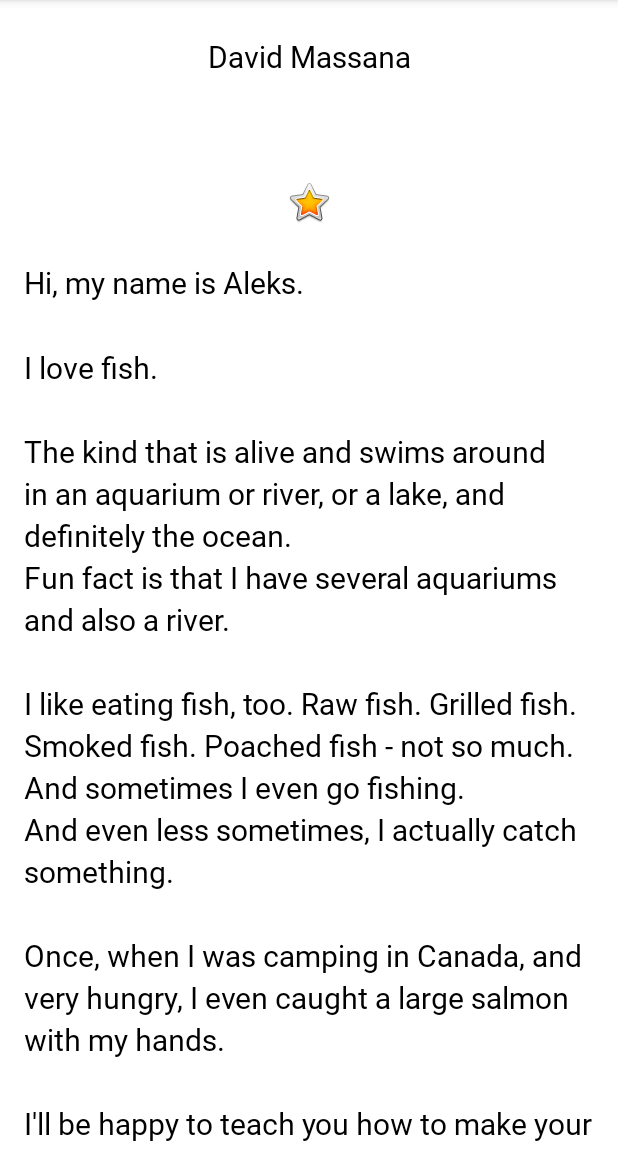
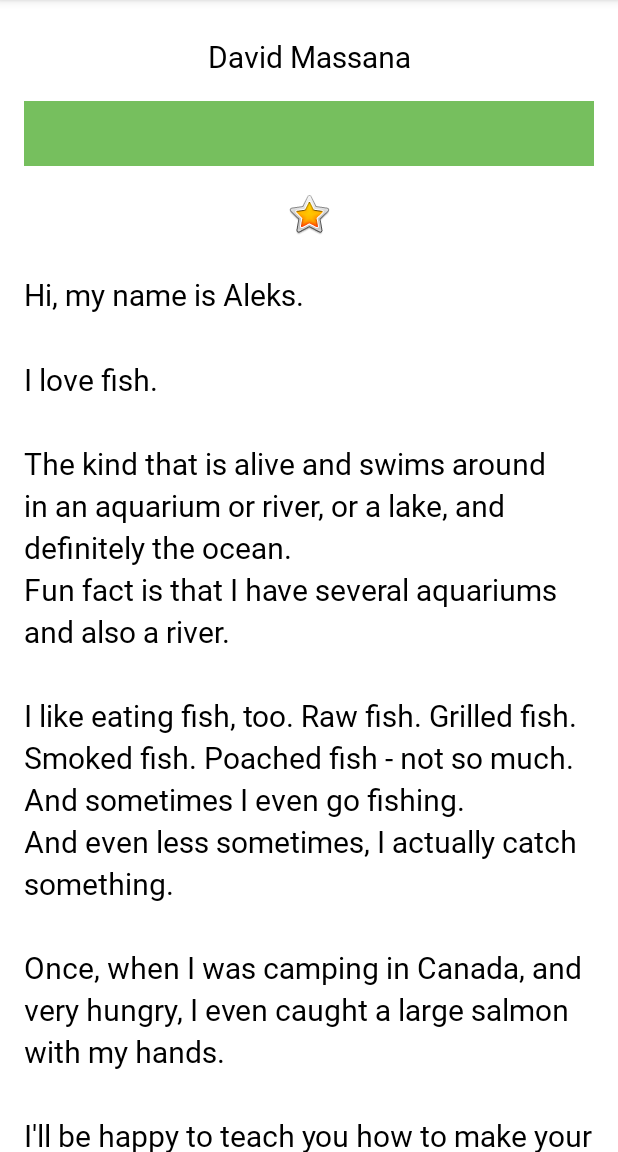
Before and after one commit to massana2110/AndroidAppsCourse, an Android app: the screen it shows after launch (MainActivity), after a tap on "DONE", on a phone screen of 412 x 824 dp, the part 84-1236 px from its top. Run offline under Robolectric (Android 15) with nearby library versions, the phone set to English and light mode, and no system bars.

Commit message:
handle on edit nickname in about me app

```diff
--- a/AboutMeApp/app/src/main/res/layout/activity_main.xml
+++ b/AboutMeApp/app/src/main/res/layout/activity_main.xml
@@ -43,6 +43,8 @@
         style="@style/NameStyle"
         android:layout_width="match_parent"
         android:layout_height="wrap_content"
+        android:background="@color/colorAccent"
+        android:paddingBottom="@dimen/small_padding"
         android:text=""
         android:textAlignment="center"
         android:visibility="gone" />
```
Also changed, not shown: AboutMeApp/app/src/main/java/com/example/aboutmeapp/MainActivity.kt (+25 -0 lines).
